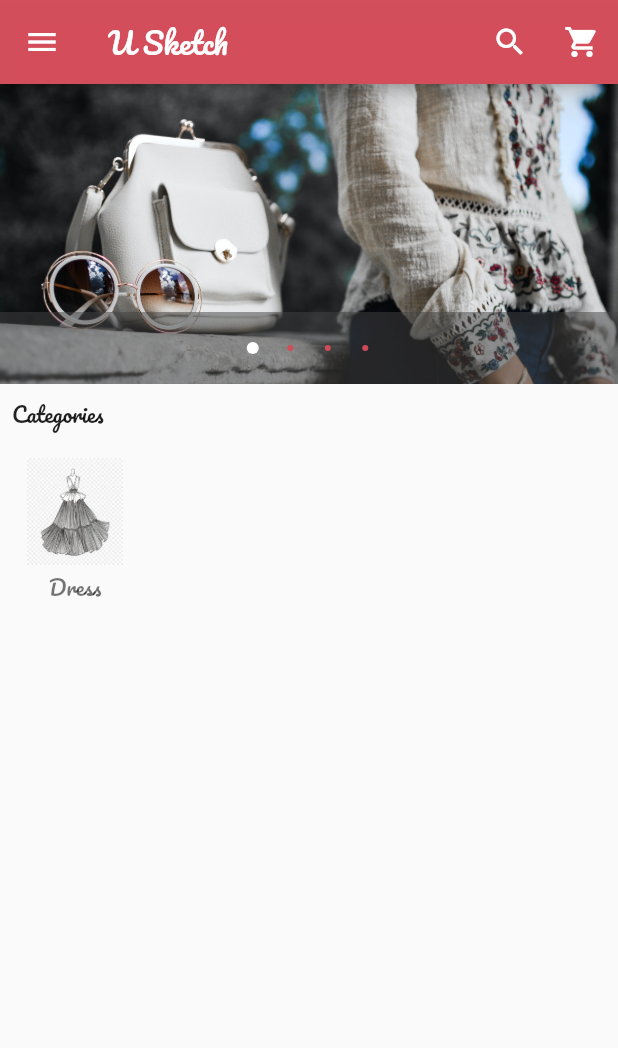
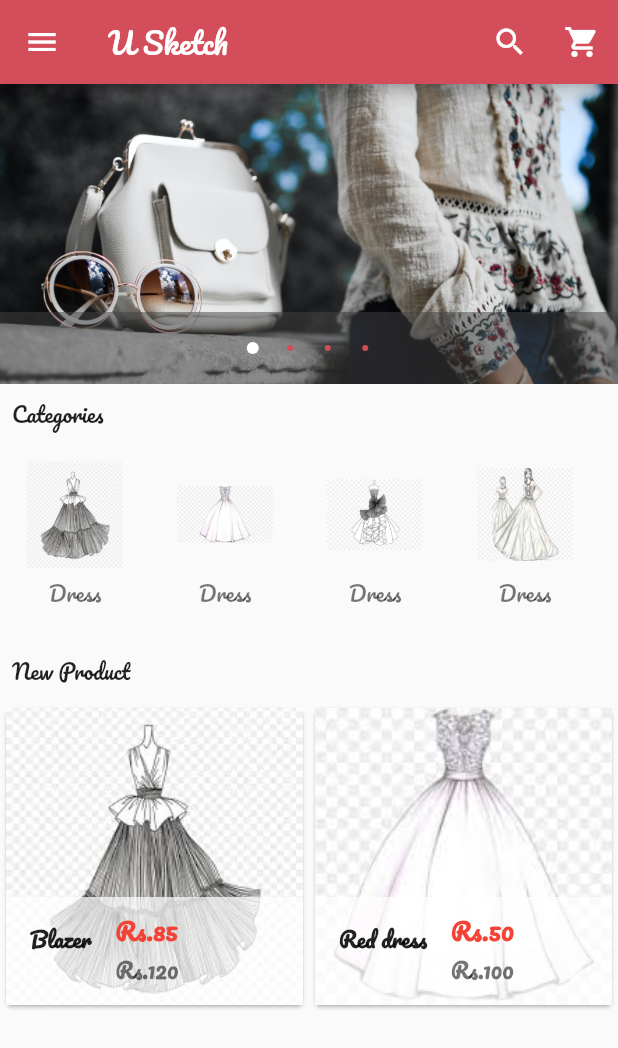
Before and after one commit to yasanthamegasooriya/uSketchFlutter, a Flutter app: the SecondPage screen opened directly, on a phone screen of 412 x 824 dp. Shown: the top 1048 px of the screen. Run offline on Flutter 3.47's test engine with Material 2 defaults, Android fonts, the phone set to English and light mode, and no system bars; drawn by our look-alikes of carousel_pro; missing offline and left inert: keyboard_visibility.

```diff
--- a/lib/Componets/horizontal_listView.dart
+++ b/lib/Componets/horizontal_listView.dart
@@ -4,14 +4,50 @@ class HorizontalList extends StatelessWidget {
   @override
   Widget build(BuildContext context) {
     return Container(
-      height: 80.0,
+      height: 130.0,
       child: ListView(
         scrollDirection: Axis.horizontal,
         children: [
           Category(
             image_location: "assets/images/Category/dress1.jpg",
             image_caption: "Dress",
-          )
+          ),
+          Category(
+            image_location: "assets/images/Category/dress2.jpg",
+            image_caption: "Dress",
+          ),
+          Category(
+            image_location: "assets/images/Category/dress3.jpg",
+            image_caption: "Dress",
+          ),
+          Category(
+            image_location: "assets/images/Category/dress4.jpg",
+            image_caption: "Dress",
+          ),
+          Category(
+            image_location: "assets/images/Category/dress5.jpg",
+            image_caption: "Dress",
+          ),
+          Category(
+            image_location: "assets/images/Category/dress6.jpg",
+            image_caption: "Dress",
+          ),
+          Category(
+            image_location: "assets/images/Category/dress7.jpg",
+            image_caption: "Dress",
+          ),
+          Category(
+            image_location: "assets/images/Category/dress8.png",
+            image_caption: "Dress",
+          ),
+          Category(
+            image_location: "assets/images/Category/dress9.png",
+            image_caption: "Dress",
+          ),
+          Category(
+            image_location: "assets/images/Category/dress10.png",
+            image_caption: "Dress",
+          ),
         ],
       ),
     );
--- /dev/null
+++ b/lib/Componets/products.dart
@@ -0,0 +1,107 @@
+import 'package:flutter/cupertino.dart';
+import 'package:flutter/material.dart';
+import 'package:flutterloginui/pages/productDetails.dart';
+
+class Products extends StatefulWidget {
+  @override
+  _ProductsState createState() => _ProductsState();
+}
+
+class _ProductsState extends State<Products> {
+  // ignore: non_constant_identifier_names
+  var product_list = [
+    {
+      'name': "Blazer",
+      'picture': "assets/images/Category/dress1.jpg",
+      'old_price': 120,
+      'price': 85,
+    },
+    {
+      'name': "Red dress",
+      'picture': "assets/images/Category/dress2.jpg",
+      'old_price': 100,
+      'price': 50,
+    }
+  ];
+
+  @override
+  Widget build(BuildContext context) {
+    return GridView.builder(
+        itemCount: product_list.length,
+        gridDelegate:
+            new SliverGridDelegateWithFixedCrossAxisCount(crossAxisCount: 2),
+        itemBuilder: (BuildContext context, int index) {
+          return single_prod(
+            prod_name: product_list[index]['name'],
+            prod_picture: product_list[index]['picture'],
+            prod_oldPrice: product_list[index]['old_price'],
+            prod_price: product_list[index]['price'],
+          );
+        });
+  }
+}
+
+// ignore: camel_case_types
+class single_prod extends StatelessWidget {
+  // ignore: non_constant_identifier_names
+  final prod_name;
+  final prod_picture;
+  final prod_oldPrice;
+  final prod_price;
+  single_prod({
+    this.prod_name,
+    this.prod_picture,
+    this.prod_oldPrice,
+    this.prod_price,
+  });
+
+  @override
+  Widget build(BuildContext context) {
+    return Card(
+      child: Hero(
+        tag: prod_name,
+        child: Material(
+          child: InkWell(
+            onTap: () => {
+              Navigator.push(
+                context,
+                MaterialPageRoute(
+                  builder: (context) => ProductDetails(
+                    product_name: prod_name,
+                    product_new_price: prod_price,
+                    product_old_price: prod_price,
+                    product_picture: prod_picture,
+                  ),
+                ),
+              ),
+            },
+            child: GridTile(
+              footer: Container(
+                color: Colors.white70,
+                child: ListTile(
+                  leading: Text(
+                    prod_name,
+                    style: TextStyle(fontWeight: FontWeight.bold),
+                  ),
+                  title: Text(
+                    "\Rs.$prod_price",
+                    style: TextStyle(
+                        fontWeight: FontWeight.w800, color: Colors.red),
+                  ),
+                  subtitle: Text(
+                    "\Rs.$prod_oldPrice",
+                    style: TextStyle(fontWeight: FontWeight.bold),
+                  ),
+                ),
+              ),
+              child: Image.asset(
+                prod_picture,
+                fit: BoxFit.cover,
+              ),
+            ),
+          ),
+        ),
+      ),
+    );
+  }
+}
--- a/lib/Screen.dart
+++ b/lib/Screen.dart
@@ -2,6 +2,7 @@ import 'package:flutter/material.dart';
 import 'package:carousel_pro/carousel_pro.dart';
 
 import 'package:flutterloginui/Componets/horizontal_listView.dart';
+import 'package:flutterloginui/Componets/products.dart';
 
 class SecondPage extends StatefulWidget {
   @override
@@ -29,6 +30,7 @@ class _SecondPageState extends State<SecondPage> {
       ),
     );
     return Scaffold(
+      //App bar to
       appBar: AppBar(
         title: Text("U Sketch"),
         backgroundColor: Color(0xFFBD34C59),
@@ -56,6 +58,14 @@ class _SecondPageState extends State<SecondPage> {
             child: Text("Categories"),
           ),
           HorizontalList(),
+          Padding(
+            padding: const EdgeInsets.all(8.0),
+            child: Text("New Product"),
+          ),
+          Container(
+            height: 320.0,
+            child: Products(),
+          ),
         ],
       ),
       drawer: Drawer(
@@ -78,7 +88,14 @@ class _SecondPageState extends State<SecondPage> {
               ),
             ),
             InkWell(
-              onTap: () {},
+              onTap: () => {
+                Navigator.push(
+                  context,
+                  MaterialPageRoute(
+                    builder: (context) => SecondPage(),
+                  ),
+                ),
+              },
               child: ListTile(
                 title: Text("Home Page"),
                 leading: Icon(
```
Also changed, not shown: lib/pages/productDetails.dart (added, +227 -0 lines).
